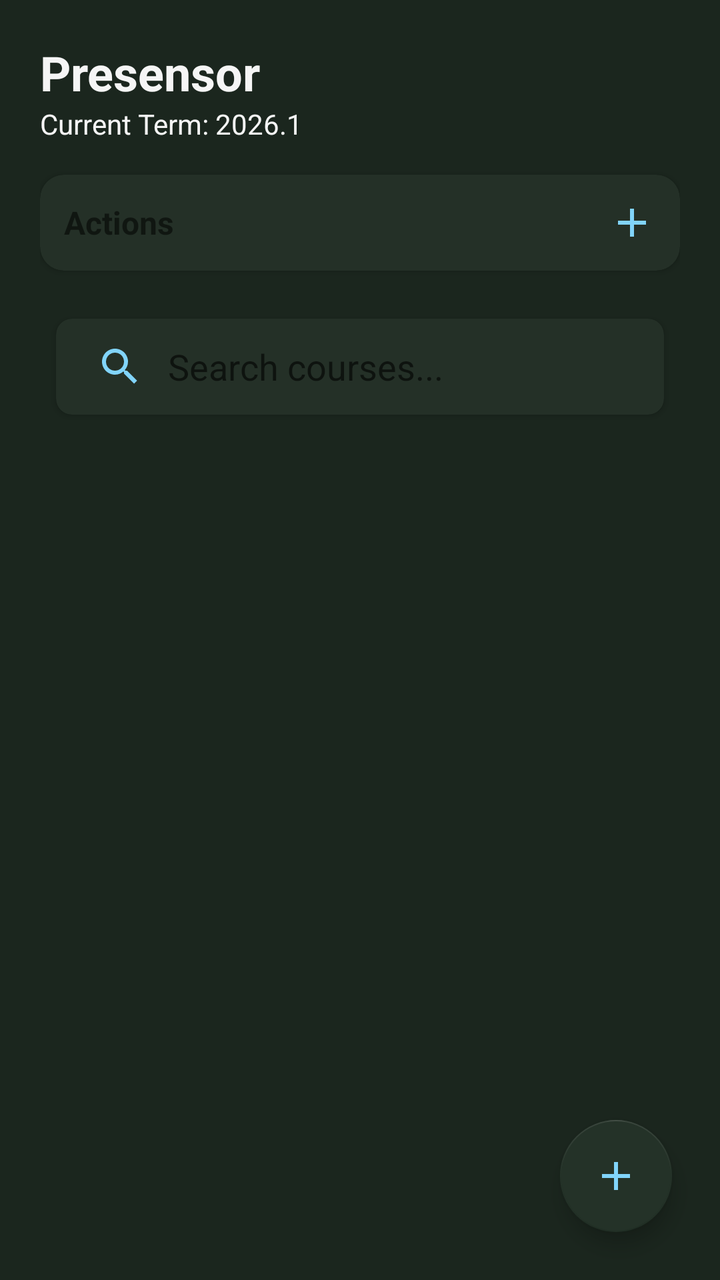
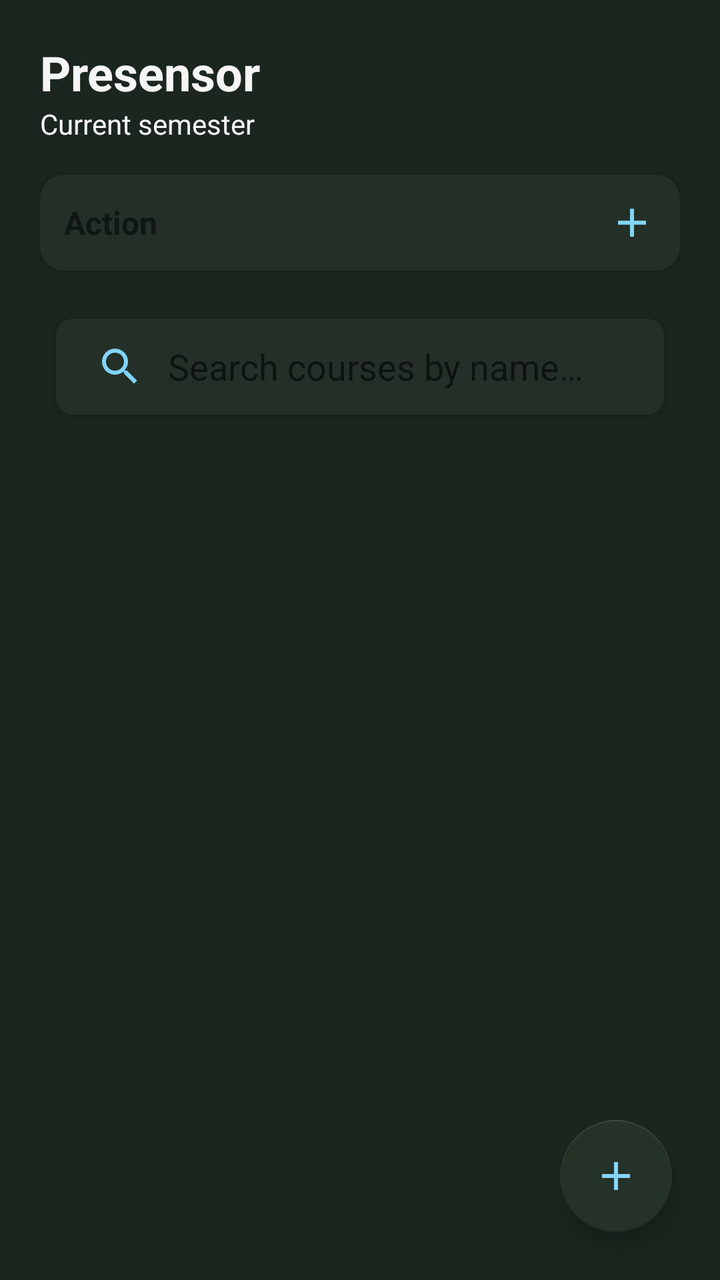

Two renders of the same Android screen: before a commit and after it. Below are the layout's source before the change and the commit's diff.
<!-- AndroidManifest.xml: application theme Theme.Presensor -->
<!-- res/layout/layout_dashboard.xml -->
<?xml version="1.0" encoding="utf-8"?>
<androidx.coordinatorlayout.widget.CoordinatorLayout
    xmlns:android="http://schemas.android.com/apk/res/android"
    xmlns:app="http://schemas.android.com/apk/res-auto"
    android:layout_width="match_parent"
    android:layout_height="match_parent"
    android:background="?android:attr/windowBackground">

    <LinearLayout
        android:id="@+id/rootDashboardContainer"
        android:layout_width="match_parent"
        android:layout_height="match_parent"
        android:orientation="vertical"
        android:fitsSystemWindows="false"
        android:paddingTop="20dp"
        android:paddingStart="20dp"
        android:paddingEnd="20dp">

        <TextView
            android:layout_width="wrap_content"
            android:layout_height="wrap_content"
            android:text="Presensor"
            android:textSize="24sp"
            android:textStyle="bold"
            android:textColor="?attr/colorPrimary"/>

        <TextView
            android:id="@+id/txtCurrentTerm"
            android:layout_width="wrap_content"
            android:layout_height="wrap_content"
            android:text="Current Term: 2026.1"
            android:textColor="?attr/colorPrimary"
            android:textSize="14sp"
            android:layout_marginBottom="16dp"/>

        <com.google.android.material.card.MaterialCardView
            android:id="@+id/cardQuickActions"
            android:layout_width="match_parent"
            android:layout_height="wrap_content"
            android:layout_marginBottom="16dp"
            app:cardCornerRadius="12dp"
            app:cardElevation="2dp"
            app:cardBackgroundColor="?attr/colorSurface">
            <LinearLayout
                android:layout_width="match_parent"
                android:layout_height="wrap_content"
                android:orientation="vertical"
                android:padding="12dp">
                <RelativeLayout
                    android:id="@+id/layoutDashboardActionsHeader"
                    android:clickable="true"
                    android:focusable="true"
                    android:layout_width="match_parent"
                    android:layout_height="wrap_content"
                    android:background="?attr/selectableItemBackground">
                    <TextView
                        android:layout_width="wrap_content"
                        android:layout_height="wrap_content"
                        android:text="Actions"
                        android:textStyle="bold"
                        android:textSize="16sp"
                        android:layout_centerVertical="true"/>
                    <ImageView
                        android:id="@+id/imgExpandArrow"
                        android:layout_width="24dp"
                        android:layout_height="24dp"
                        android:layout_alignParentEnd="true"
                        android:src="@drawable/ic_add"
                        app:tint="?attr/actionItemColor"/>
                </RelativeLayout>
                <LinearLayout
                    android:id="@+id/layoutActionsContent"
                    android:layout_width="match_parent"
                    android:layout_height="wrap_content"
                    android:orientation="vertical"
                    android:visibility="gone"
                    android:paddingTop="8dp">
                    <Button
                        android:id="@+id/btnImportStudents"
                        style="@style/Widget.MaterialComponents.Button.TextButton"
                        android:layout_width="match_parent"
                        android:layout_height="wrap_content"
                        android:text="Import Students (CSV)"
                        android:textAlignment="viewStart"
                        app:icon="@drawable/ic_import" />
                </LinearLayout>
            </LinearLayout>
        </com.google.android.material.card.MaterialCardView>

        <com.google.android.material.card.MaterialCardView
            android:layout_width="match_parent"
            android:layout_height="wrap_content"
            android:layout_margin="8dp"
            app:cardCornerRadius="8dp"
            app:cardElevation="2dp">
            <androidx.appcompat.widget.SearchView
                android:id="@+id/courseSearchView"
                android:layout_width="match_parent"
                android:layout_height="wrap_content"
                app:iconifiedByDefault="false"
                app:queryHint="Search courses..."
                app:queryBackground="@android:color/transparent" />
        </com.google.android.material.card.MaterialCardView>

        <ScrollView
            android:id="@+id/dashboardView"
            android:layout_width="match_parent"
            android:layout_height="0dp"
            android:layout_weight="1"
            android:clipToPadding="false">

            <LinearLayout
                android:layout_width="match_parent"
                android:layout_height="wrap_content"
                android:orientation="vertical"
                android:paddingBottom="100dp">



                <LinearLayout
                    android:id="@+id/currentCoursesContainer"
                    android:layout_width="match_parent"
                    android:layout_height="wrap_content"
                    android:orientation="vertical">
                </LinearLayout>

            </LinearLayout>
        </ScrollView>
    </LinearLayout>

    <com.google.android.material.floatingactionbutton.FloatingActionButton
        android:id="@+id/btnCreateCourse"
        android:layout_width="wrap_content"
        android:layout_height="wrap_content"
        android:layout_gravity="bottom|end"
        android:layout_margin="24dp"
        app:srcCompat="@drawable/ic_add"
        app:backgroundTint="?attr/cardBackgroundColor"
        app:tint="?attr/actionItemColor" />

</androidx.coordinatorlayout.widget.CoordinatorLayout>
<!-- resources referenced by this layout -->
<resources>
  <!-- drawable ic_add (drawable) -->
  <vector xmlns:android="http://schemas.android.com/apk/res/android" android:height="24dp" android:tint="#000000" android:viewportHeight="960" android:viewportWidth="960" android:width="24dp">
        
      <path android:fillColor="@android:color/white" android:pathData="M440,520L200,520L200,440L440,440L440,200L520,200L520,440L760,440L760,520L520,520L520,760L440,760L440,520Z"/>
      
  </vector>
  <!-- drawable ic_import (drawable) -->
  <vector xmlns:android="http://schemas.android.com/apk/res/android" android:height="24dp" android:tint="#000000" android:viewportHeight="24" android:viewportWidth="24" android:width="24dp">
        
      <path android:fillColor="@android:color/white" android:pathData="M9,16h6v-6h4l-7,-7 -7,7h4zM5,18h14v2L5,20z"/>
      
  </vector>
  <style name="Theme.Presensor" parent="Base.Theme.Presensor" />
  <style name="Base.Theme.Presensor" parent="Theme.MaterialComponents.DayNight.NoActionBar">
          <item name="colorPrimary">@color/chalk_white</item>
          <item name="colorOnPrimary">@color/blackboard_green</item>
  
          <item name="android:windowBackground">@color/blackboard_green</item>
          <item name="colorSurface">@color/surface_dark</item>
  
          <item name="android:statusBarColor">#141D16</item>
          <item name="android:windowLightStatusBar">false</item>
          <item name="android:textColorPrimary">@color/chalk_white</item>
          <item name="android:textColorSecondary" format="color">@color/chalk_blue</item>
          <item name="timestampColor" format="color">@color/chalk_teal</item>
          <item name="actionItemColor" format="color">@color/chalk_blue</item>
          <item name="descriptiveTextColor" format="color">@color/chalk_orange</item>
          <item name="cardFrameColor" format="color">@color/blackboard_frame</item>
          <item name="cardBackgroundColor" format="color">@color/blackboard_lighter_green</item>
  
          <item name="studentSkippedClassColor" format="color">@color/chalk_red</item>
          <item name="studentAttendedClassColor" format="color">@color/chalk_green</item>
      </style>
  <color name="chalk_white">#F5F5F5</color>
  <color name="blackboard_green">#1B261E</color>
  <color name="surface_dark">#243027</color>
  <color name="chalk_blue">#81D4FA</color>
  <color name="chalk_teal">#80CBC4</color>
  <color name="chalk_orange">#FFCC80</color>
  <color name="blackboard_frame">#40FFFFFF</color>
  <color name="blackboard_lighter_green">#243228</color>
  <color name="chalk_red">#EF9A9A</color>
  <color name="chalk_green">#C5E1A5</color>
</resources>

<!-- the commit's change to res/layout/layout_dashboard.xml (unified diff, before → after) -->
@@ -1,6 +1,5 @@
 <?xml version="1.0" encoding="utf-8"?>
-<androidx.coordinatorlayout.widget.CoordinatorLayout
-    xmlns:android="http://schemas.android.com/apk/res/android"
+<androidx.coordinatorlayout.widget.CoordinatorLayout xmlns:android="http://schemas.android.com/apk/res/android"
     xmlns:app="http://schemas.android.com/apk/res-auto"
     android:layout_width="match_parent"
     android:layout_height="match_parent"
@@ -19,19 +18,19 @@
         <TextView
             android:layout_width="wrap_content"
             android:layout_height="wrap_content"
-            android:text="Presensor"
+            android:text="@string/app_name"
             android:textSize="24sp"
             android:textStyle="bold"
-            android:textColor="?attr/colorPrimary"/>
+            android:textColor="?attr/colorPrimary" />
 
         <TextView
             android:id="@+id/txtCurrentTerm"
             android:layout_width="wrap_content"
             android:layout_height="wrap_content"
-            android:text="Current Term: 2026.1"
+            android:text="@string/current_semester_head_text"
             android:textColor="?attr/colorPrimary"
             android:textSize="14sp"
-            android:layout_marginBottom="16dp"/>
+            android:layout_marginBottom="16dp" />
 
         <com.google.android.material.card.MaterialCardView
             android:id="@+id/cardQuickActions"
@@ -41,11 +40,13 @@
             app:cardCornerRadius="12dp"
             app:cardElevation="2dp"
             app:cardBackgroundColor="?attr/colorSurface">
+
             <LinearLayout
                 android:layout_width="match_parent"
                 android:layout_height="wrap_content"
                 android:orientation="vertical"
                 android:padding="12dp">
+
                 <RelativeLayout
                     android:id="@+id/layoutDashboardActionsHeader"
                     android:clickable="true"
@@ -53,21 +54,24 @@
                     android:layout_width="match_parent"
                     android:layout_height="wrap_content"
                     android:background="?attr/selectableItemBackground">
+
                     <TextView
                         android:layout_width="wrap_content"
                         android:layout_height="wrap_content"
-                        android:text="Actions"
+                        android:text="@string/action_text"
                         android:textStyle="bold"
                         android:textSize="16sp"
-                        android:layout_centerVertical="true"/>
+                        android:layout_centerVertical="true" />
+
                     <ImageView
                         android:id="@+id/imgExpandArrow"
                         android:layout_width="24dp"
                         android:layout_height="24dp"
                         android:layout_alignParentEnd="true"
                         android:src="@drawable/ic_add"
-                        app:tint="?attr/actionItemColor"/>
+                        app:tint="?attr/actionItemColor" />
                 </RelativeLayout>
+
                 <LinearLayout
                     android:id="@+id/layoutActionsContent"
                     android:layout_width="match_parent"
@@ -75,6 +79,7 @@
                     android:orientation="vertical"
                     android:visibility="gone"
                     android:paddingTop="8dp">
+
                     <Button
                         android:id="@+id/btnImportStudents"
                         style="@style/Widget.MaterialComponents.Button.TextButton"
@@ -93,12 +98,13 @@
             android:layout_margin="8dp"
             app:cardCornerRadius="8dp"
             app:cardElevation="2dp">
+
             <androidx.appcompat.widget.SearchView
                 android:id="@+id/courseSearchView"
                 android:layout_width="match_parent"
                 android:layout_height="wrap_content"
                 app:iconifiedByDefault="false"
-                app:queryHint="Search courses..."
+                app:queryHint="@string/hint_search_course"
                 app:queryBackground="@android:color/transparent" />
         </com.google.android.material.card.MaterialCardView>
 
@@ -116,13 +122,11 @@
                 android:paddingBottom="100dp">
 
 
-
                 <LinearLayout
                     android:id="@+id/currentCoursesContainer"
                     android:layout_width="match_parent"
                     android:layout_height="wrap_content"
-                    android:orientation="vertical">
-                </LinearLayout>
+                    android:orientation="vertical"></LinearLayout>
 
             </LinearLayout>
         </ScrollView>
<!-- resource entries referenced after the edit -->
@@ -12,6 +12,10 @@
       <path android:fillColor="@android:color/white" android:pathData="M9,16h6v-6h4l-7,-7 -7,7h4zM5,18h14v2L5,20z"/>
       
   </vector>
+  <string name="action_text">Action</string>
+  <string name="app_name">Presensor</string>
+  <string name="current_semester_head_text">Current semester</string>
+  <string name="hint_search_course">Search courses by name…</string>
   <style name="Theme.Presensor" parent="Base.Theme.Presensor" />
   <style name="Base.Theme.Presensor" parent="Theme.MaterialComponents.DayNight.NoActionBar">
           <item name="colorPrimary">@color/chalk_white</item>
